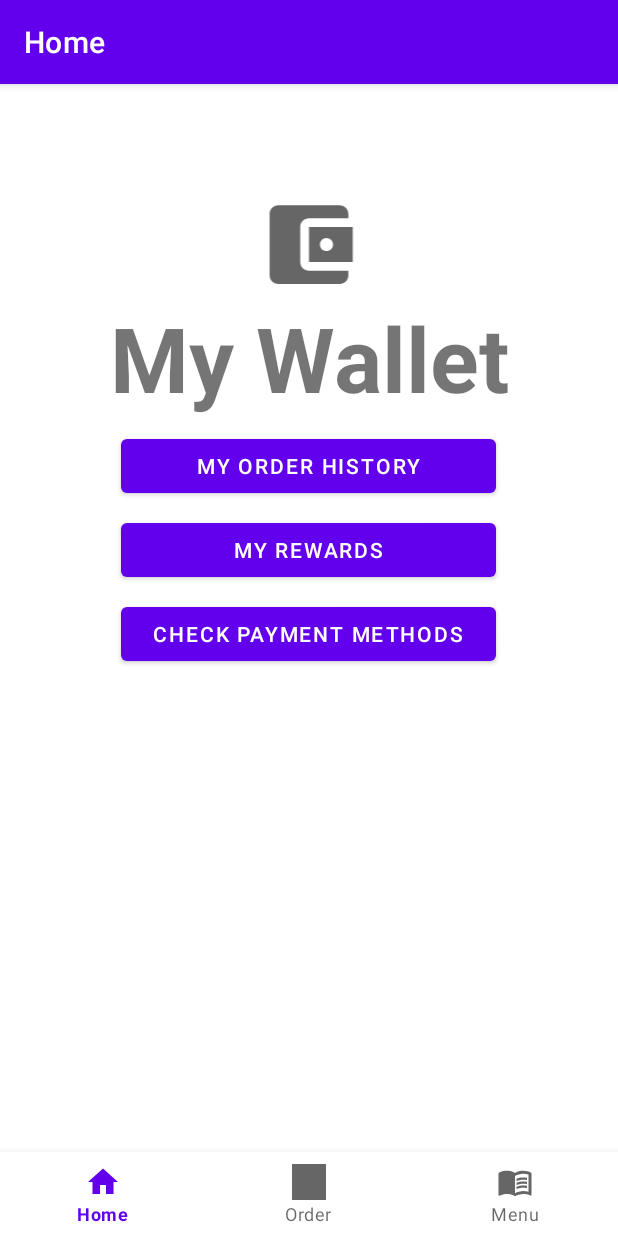
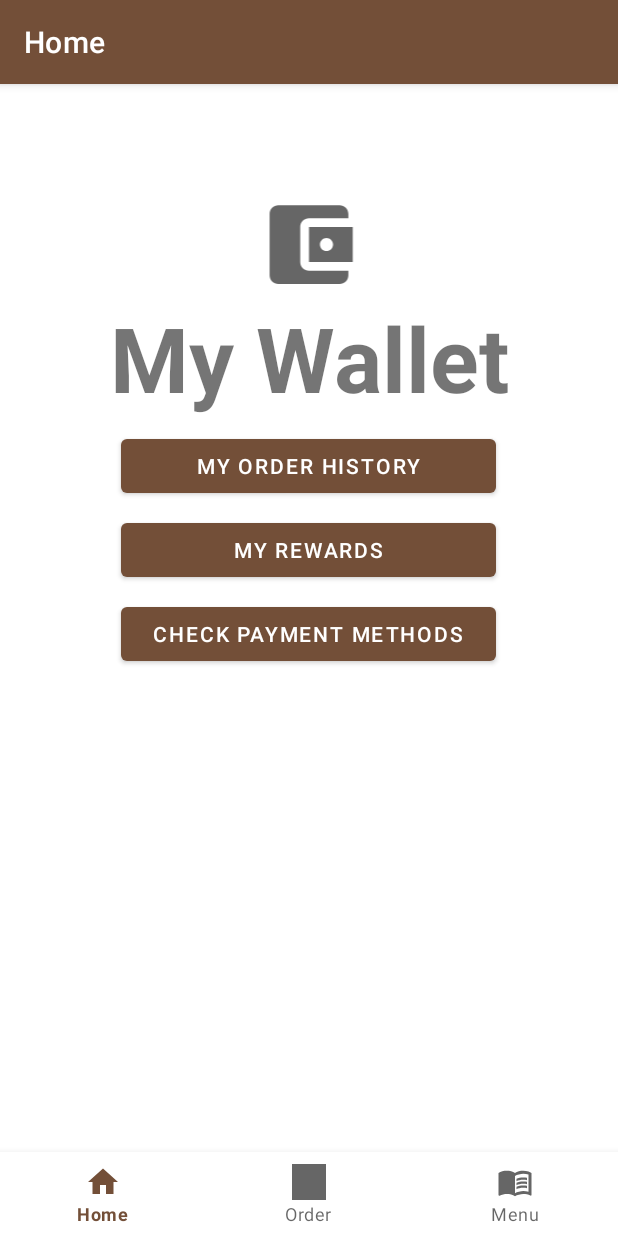
Before and after one commit to morganmschultz/CoffeeShopBeta, an Android app: the screen it shows after launch (MainActivity), on a phone screen of 412 x 824 dp. Run offline under Robolectric (Android 15) with nearby library versions, the phone set to English and light mode, and no system bars; our stand-ins replace navigation-ui.

Commit message:
Changed theme colors

```diff
--- a/app/src/main/res/values-night/themes.xml
+++ b/app/src/main/res/values-night/themes.xml
@@ -2,8 +2,8 @@
     <!-- Base application theme. -->
     <style name="Theme.CoffeeShopPrototype" parent="Theme.MaterialComponents.DayNight.DarkActionBar">
         <!-- Primary brand color. -->
-        <item name="colorPrimary">@color/purple_200</item>
-        <item name="colorPrimaryVariant">@color/purple_700</item>
+        <item name="colorPrimary">@color/brown_200</item>
+        <item name="colorPrimaryVariant">@color/brown_700</item>
         <item name="colorOnPrimary">@color/black</item>
         <!-- Secondary brand color. -->
         <item name="colorSecondary">@color/teal_200</item>
--- a/app/src/main/res/values/colors.xml
+++ b/app/src/main/res/values/colors.xml
@@ -1,8 +1,8 @@
 <?xml version="1.0" encoding="utf-8"?>
 <resources>
-    <color name="purple_200">#FFBB86FC</color>
-    <color name="purple_500">#FF6200EE</color>
-    <color name="purple_700">#FF3700B3</color>
+    <color name="brown_200">#81583A</color>
+    <color name="brown_500">#734F38</color>
+    <color name="brown_700">#553725</color>
     <color name="teal_200">#FF03DAC5</color>
     <color name="teal_700">#FF018786</color>
     <color name="black">#FF000000</color>
--- a/app/src/main/res/values/themes.xml
+++ b/app/src/main/res/values/themes.xml
@@ -2,8 +2,8 @@
     <!-- Base application theme. -->
     <style name="Theme.CoffeeShopPrototype" parent="Theme.MaterialComponents.DayNight.DarkActionBar">
         <!-- Primary brand color. -->
-        <item name="colorPrimary">@color/purple_500</item>
-        <item name="colorPrimaryVariant">@color/purple_700</item>
+        <item name="colorPrimary">@color/brown_500</item>
+        <item name="colorPrimaryVariant">@color/brown_700</item>
         <item name="colorOnPrimary">@color/white</item>
         <!-- Secondary brand color. -->
         <item name="colorSecondary">@color/teal_200</item>
```
